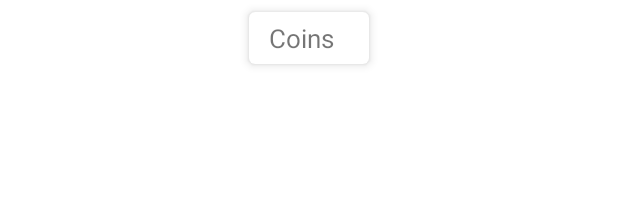
After one commit to MarcosAndre28/ProjectOne, an Android app: the layout item_crypto_available.xml on its own in the app's theme, with its tools: preview values and no code run, on a phone screen of 412 x 824 dp. The commit adds this screen. Shown: the top 200 px of the screen. Run offline under Robolectric (Android 15) with nearby library versions, the phone set to English and light mode, and no system bars.

Commit message:
getCryptoAvailable

```diff
--- /dev/null
+++ b/app/src/main/java/com/example/projectone/data/models/CryptoAvailableModel.kt
@@ -0,0 +1,6 @@
+package com.example.projectone.data.models
+
+
+data class CryptoAvailableModel(
+    val coins: List<String>
+)
--- a/app/src/main/java/com/example/projectone/utils/Constants.kt
+++ b/app/src/main/java/com/example/projectone/utils/Constants.kt
@@ -10,5 +10,6 @@ class Constants {
         const val INFLATION = "inflation"
         const val TICKER = "ticker"
         const val CRYPTO = "crypto"
+        const val CRYPTO_AVAILABLE = "crypto_available"
     }
 }
--- /dev/null
+++ b/app/src/main/res/drawable/ic_close.xml
@@ -0,0 +1,5 @@
+<vector android:height="24dp" android:tint="#FFFFFF"
+    android:viewportHeight="24" android:viewportWidth="24"
+    android:width="24dp" xmlns:android="http://schemas.android.com/apk/res/android">
+    <path android:fillColor="@android:color/white" android:pathData="M19,6.41L17.59,5 12,10.59 6.41,5 5,6.41 10.59,12 5,17.59 6.41,19 12,13.41 17.59,19 19,17.59 13.41,12z"/>
+</vector>
--- /dev/null
+++ b/app/src/main/res/layout/item_crypto_available.xml
@@ -0,0 +1,35 @@
+<?xml version="1.0" encoding="utf-8"?>
+<androidx.constraintlayout.widget.ConstraintLayout xmlns:android="http://schemas.android.com/apk/res/android"
+    xmlns:app="http://schemas.android.com/apk/res-auto"
+    android:layout_width="match_parent"
+    android:layout_height="wrap_content">
+
+    <androidx.cardview.widget.CardView
+        android:id="@+id/card_view"
+        android:layout_width="80dp"
+        android:layout_height="wrap_content"
+        android:layout_margin="8dp"
+        android:padding="16dp"
+        app:cardCornerRadius="4dp"
+        app:cardElevation="4dp"
+        app:layout_constraintBottom_toBottomOf="parent"
+        app:layout_constraintEnd_toEndOf="parent"
+        app:layout_constraintStart_toStartOf="parent"
+        app:layout_constraintTop_toTopOf="parent">
+
+        <TextView
+            android:id="@+id/tvCoins"
+            android:layout_width="70dp"
+            android:layout_height="wrap_content"
+            android:text="@string/coins"
+            android:padding="5dp"
+            android:gravity="center"
+            android:textSize="17sp"
+            app:layout_constraintBottom_toBottomOf="parent"
+            app:layout_constraintEnd_toEndOf="parent"
+            app:layout_constraintStart_toStartOf="parent"
+            app:layout_constraintTop_toTopOf="parent"/>
+
+    </androidx.cardview.widget.CardView>
+
+</androidx.constraintlayout.widget.ConstraintLayout>
--- a/app/src/main/res/values/strings.xml
+++ b/app/src/main/res/values/strings.xml
@@ -21,4 +21,5 @@
     <string name="selic">Selic : 13,25 %</string>
     <string name="a_es_crypto">Ações / Crypto</string>
     <string name="price">R$ 80.000</string>
+    <string name="coins">Coins</string>
 </resources>
```
Also changed, not shown: app/src/main/java/com/example/projectone/adapter/CryptoAdapter.kt (+22 -13 lines), app/src/main/java/com/example/projectone/data/Api/Api.kt (+5 -2 lines), app/src/main/java/com/example/projectone/data/repositories/CryptoRepository.kt (+25 -5 lines), app/src/main/java/com/example/projectone/data/viewModel/CryptoViewModel.kt (+20 -44 lines), app/src/main/java/com/example/projectone/db/AppDatabase.kt (+5 -5 lines), app/src/main/java/com/example/projectone/db/converter/StringListConverter.kt (added, +15 -0 lines), app/src/main/java/com/example/projectone/db/dao/CryptoDao.kt (+13 -0 lines), app/src/main/java/com/example/projectone/db/model/CryptoAvailableModelDB.kt (added, +17 -0 lines), app/src/main/java/com/example/projectone/ui/fragments/CryptoFragment.kt (+84 -7 lines), app/src/main/java/com/example/projectone/ui/fragments/InfoFragment.kt (+1 -20 lines).
